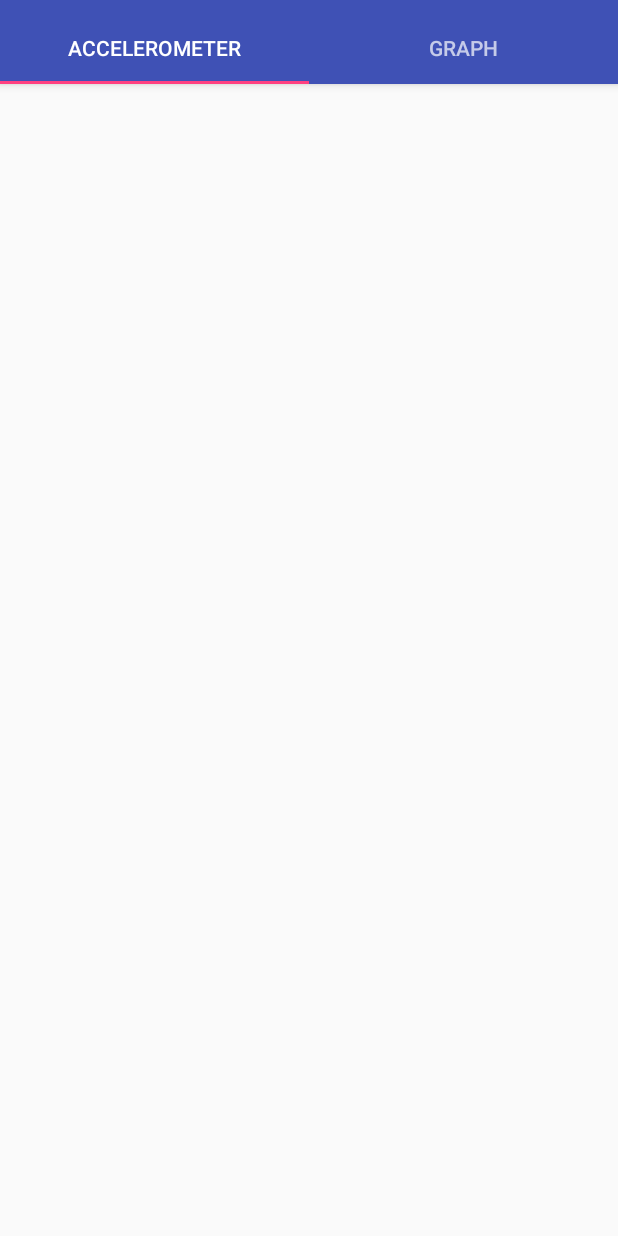
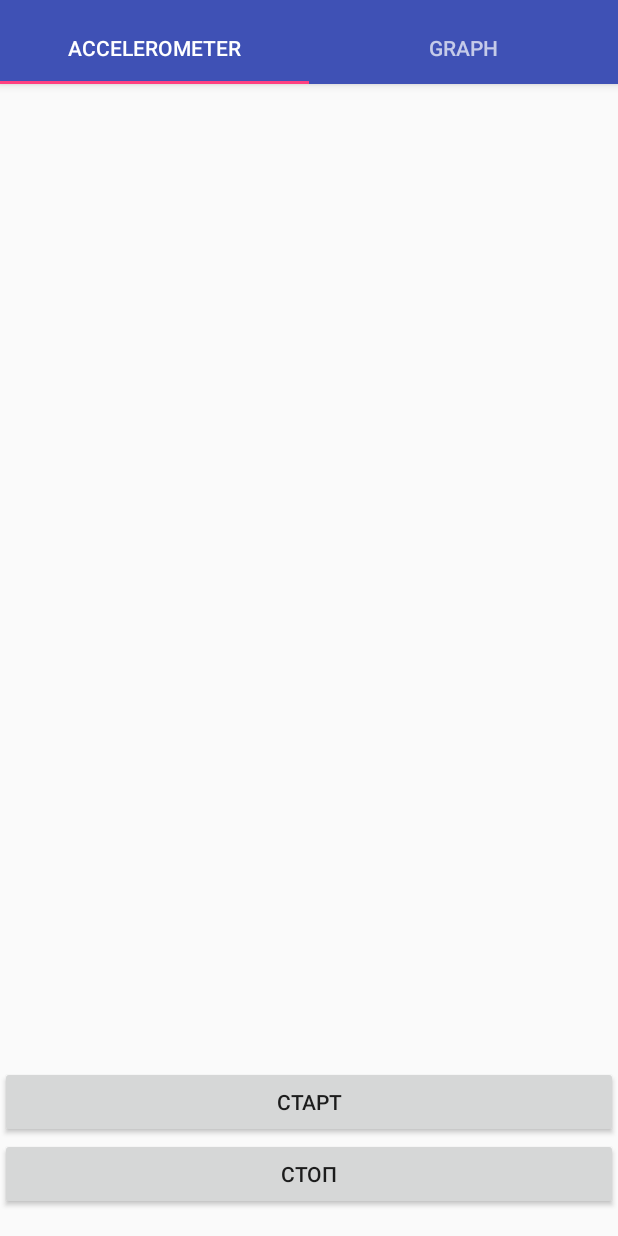
Before and after one commit to Orishkevich/AccelerometerApp, an Android app: the AccelerometerFragment screen opened directly, with no data from a screen before it, on a phone screen of 412 x 824 dp. Run offline under Robolectric (Android 15) with nearby library versions, the phone set to English and light mode, and no system bars.

Commit message:
реализовал сервис

```diff
--- a/app/src/main/java/com/orishkevich/accelerometerapp/AccelerometerFragment.java
+++ b/app/src/main/java/com/orishkevich/accelerometerapp/AccelerometerFragment.java
@@ -9,153 +9,65 @@ import android.hardware.SensorEventListener;
 import android.hardware.SensorManager;
 import android.os.Bundle;
 import android.support.v4.app.Fragment;
+import android.support.v4.app.FragmentManager;
 import android.util.Log;
 import android.view.LayoutInflater;
 import android.view.View;
 import android.view.ViewGroup;
 import android.widget.Button;
+import android.widget.ImageButton;
 import android.widget.TextView;
 
 import java.util.Timer;
 import java.util.TimerTask;
 
-import static android.content.Context.SENSOR_SERVICE;
-
 
 public class AccelerometerFragment extends Fragment {
-
-    private TextView tvText;
-    private SensorManager sensorManager;
-    private Sensor sensorAccel;
-    private Sensor sensorLinAccel;
-    private Sensor sensorGravity;
-
-    private StringBuilder sb = new StringBuilder();
-    private  Timer timer;
-
-
-    private float[] valuesAccel = new float[3];
-    private  float[] valuesAccelMotion = new float[3];
-    private float[] valuesAccelGravity = new float[3];
-    private float[] valuesLinAccel = new float[3];
-    private float[] valuesGravity = new float[3];
-
+    Button btnStart;
+    Button btnStop;
     public AccelerometerFragment() {
-        // Required empty public constructor
-    }
-
-
-    @Override
-    public void onViewCreated(View view,Bundle savedInstanceState) {
-        super.onViewCreated(view, savedInstanceState);
-        Log.d("Fragment", "onViewCreate");
-
 
     }
-
-    public View onCreateView(LayoutInflater inflater, ViewGroup container,
-                             Bundle savedInstanceState) {
-        View rootView = inflater.inflate(R.layout.fragment_accelerometer, container, false);
-
-
-        sensorManager = (SensorManager) getActivity().getSystemService(Context.SENSOR_SERVICE);
-
-        tvText = (TextView)getActivity().findViewById(R.id.tvText);
-        sensorAccel = sensorManager.getDefaultSensor(Sensor.TYPE_ACCELEROMETER);
-        sensorLinAccel = sensorManager.getDefaultSensor(Sensor.TYPE_LINEAR_ACCELERATION);
-        sensorGravity = sensorManager.getDefaultSensor(Sensor.TYPE_GRAVITY);
-
-        return rootView;
-    }
-
-
-
-
 
     @Override
     public void onCreate(Bundle savedInstanceState) {
         super.onCreate(savedInstanceState);
 
+    }
+    public View onCreateView(LayoutInflater inflater, ViewGroup container,
+                             Bundle savedInstanceState) {
+        View rootView = inflater.inflate(R.layout.fragment_accelerometer, container, false);
+        super.onCreate(savedInstanceState);
 
+
+        return rootView;
     }
 
     @Override
-    public void onResume() {
-        super.onResume();
-        sensorManager.registerListener(listener, sensorAccel,SensorManager.SENSOR_DELAY_NORMAL);
-        sensorManager.registerListener(listener, sensorLinAccel,SensorManager.SENSOR_DELAY_NORMAL);
-        sensorManager.registerListener(listener, sensorGravity,SensorManager.SENSOR_DELAY_NORMAL);
+    public void onViewCreated(View view,Bundle savedInstanceState) {
+        super.onViewCreated(view, savedInstanceState);
 
-        timer = new Timer();
-        TimerTask task = new TimerTask() {
-            @Override
-            public void run() {
-                getActivity().runOnUiThread(new Runnable() {
-                    @Override
-                    public void run() {
-                        showInfo();
-                    }
-                });
+        btnStart = (Button) getActivity().findViewById(R.id.button_start);
+        btnStop = (Button) getActivity().findViewById(R.id.button_stop);
+
+        btnStart.setOnClickListener(new View.OnClickListener() {
+
+            public void onClick(View view) {
+
+                getActivity().startService(
+                        new Intent(getActivity(), ServiceAccel.class));
             }
-        };
-        timer.schedule(task, 0, 400);
+        });
 
-    }
 
-    @Override
-   public void onPause() {
-        super.onPause();
-        sensorManager.unregisterListener(listener);
-        timer.cancel();
-    }
+        btnStop.setOnClickListener(new View.OnClickListener() {
 
-    String format(float values[]) {
-        return String.format("%1$.1f\t\t%2$.1f\t\t%3$.1f", values[0], values[1],
-                values[2]);
-    }
-
-    void showInfo() {
-        sb.setLength(0);
-        sb.append("Accelerometer: " + format(valuesAccel))
-                .append("\n\nAccel motion: " + format(valuesAccelMotion))
-                .append("\nAccel gravity : " + format(valuesAccelGravity))
-                .append("\n\nLin accel : " + format(valuesLinAccel))
-                .append("\nGravity : " + format(valuesGravity));
-        Log.d("Fragment", ""+sb);
+            public void onClick(View view) {
+                getActivity().stopService(
+                        new Intent(getActivity(), ServiceAccel.class));
+            }
+        });
     }
 
 
-
-    SensorEventListener listener = new SensorEventListener() {
-
-        @Override
-        public void onAccuracyChanged(Sensor sensor, int accuracy) {
-        }
-
-        @Override
-        public void onSensorChanged(SensorEvent event) {
-            switch (event.sensor.getType()) {
-                case Sensor.TYPE_ACCELEROMETER:
-                    for (int i = 0; i < 3; i++) {
-                        valuesAccel[i] = event.values[i];
-                        valuesAccelGravity[i] = (float) (0.1 * event.values[i] + 0.9 * valuesAccelGravity[i]);
-                        valuesAccelMotion[i] = event.values[i]
-                                - valuesAccelGravity[i];
-                    }
-                    break;
-                case Sensor.TYPE_LINEAR_ACCELERATION:
-                    for (int i = 0; i < 3; i++) {
-                        valuesLinAccel[i] = event.values[i];
-                    }
-                    break;
-                case Sensor.TYPE_GRAVITY:
-                    for (int i = 0; i < 3; i++) {
-                        valuesGravity[i] = event.values[i];
-                    }
-                    break;
-            }
-
-        }
-
-    };
 }
--- a/app/src/main/res/layout/fragment_accelerometer.xml
+++ b/app/src/main/res/layout/fragment_accelerometer.xml
@@ -11,6 +11,29 @@
         android:layout_height="wrap_content"
         android:textAppearance="?android:attr/textAppearanceLarge">
     </TextView>
+    <android.support.v7.widget.RecyclerView
+        android:id="@+id/my_recycler_view"
+        android:layout_width="match_parent"
+        android:layout_height="wrap_content"
+         />
+    <Button
+        android:id="@+id/button_start"
+        android:layout_width="match_parent"
+        android:layout_height="wrap_content"
+        android:text="Старт"
+        android:layout_above="@+id/button_stop"
+        android:layout_toRightOf="@+id/tvText"
+        android:layout_toEndOf="@+id/tvText" />
+
+    <Button
+        android:id="@+id/button_stop"
+        android:layout_width="match_parent"
+        android:layout_height="wrap_content"
+        android:text="Стоп"
+        android:layout_alignParentBottom="true"
+        android:layout_alignParentLeft="true"
+        android:layout_alignParentStart="true"
+        android:layout_marginBottom="17dp" />
 
 
 </RelativeLayout>
```
Also changed, not shown: app/src/main/AndroidManifest.xml (+6 -1 lines), app/src/main/java/com/orishkevich/accelerometerapp/MainActivity.java (+0 -7 lines), app/src/main/java/com/orishkevich/accelerometerapp/ServiceAccel.java (added, +144 -0 lines), 1 other file.
